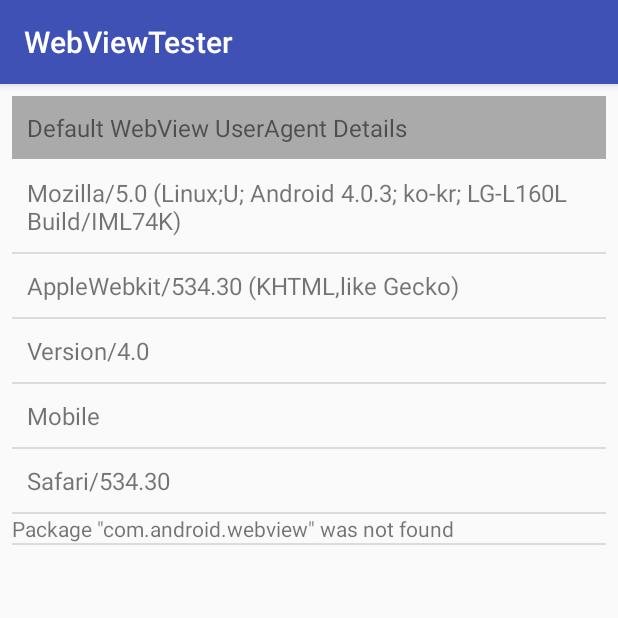
After one commit to ppran/WebViewTester, an Android app: the fragment LoadWebViewInfo shown on its own in the app's theme, on a phone screen of 412 x 824 dp, the top half of it. The commit adds this screen. Run offline under Robolectric (Android 15) with nearby library versions, the phone set to English and light mode, and no system bars.

Commit message:
WebView UserAgent Information Added

```diff
--- a/app/src/main/java/com/pranavpanage/webviewtester/LoadURL.java
+++ b/app/src/main/java/com/pranavpanage/webviewtester/LoadURL.java
@@ -15,6 +15,8 @@ import android.widget.Button;
 import android.widget.EditText;
 import android.widget.TextView;
 import android.widget.Toast;
+
+import java.util.StringTokenizer;
 
 /**
  * Created by Pranav on 1/17/2018.
@@ -69,21 +71,27 @@ public class LoadURL extends Fragment{
 
             @Override
             public void onClick(View view) {
-
-
                 //Toast.makeText(getContext(),enteredURL.getText().toString(),Toast.LENGTH_LONG);
                 myWebView.setWebViewClient(new WebViewClient());
-               // if (Build.VERSION.SDK_INT >= Build.VERSION_CODES.JELLY_BEAN_MR1) {
-                    Toast.makeText(getContext(),new WebView(getContext()).getSettings().getUserAgentString(),Toast.LENGTH_LONG);
+
+                /*
+                String[] result = new WebView(getContext()).getSettings().getUserAgentString().split("\\s");
+                for (int x=0; x<result.length; x++) {
+                    if (result[x].contains("Chrome"))
+                        Toast.makeText(getContext(), result[x], Toast.LENGTH_LONG).show();
+
+                }
+
+                // if (Build.VERSION.SDK_INT >= Build.VERSION_CODES.JELLY_BEAN_MR1) {
+                    //Toast.makeText(getContext(),new WebView(getContext()).getSettings().getUserAgentString(),Toast.LENGTH_LONG);
                 Log.i("Pranav", new WebView(getContext()).getSettings().getUserAgentString());
                // }
                 //Toast.makeText(getContext(), "test", Toast.LENGTH_LONG).show();
+                */
                 myWebView.loadUrl(enteredURL.getText().toString());
-
-
-
             }
         });
+
 
 
 
--- /dev/null
+++ b/app/src/main/java/com/pranavpanage/webviewtester/LoadWebViewInfo.java
@@ -0,0 +1,147 @@
+package com.pranavpanage.webviewtester;
+
+import android.app.Fragment;
+import android.content.pm.ApplicationInfo;
+import android.content.pm.PackageManager;
+import android.os.Build;
+import android.os.Bundle;
+import android.support.annotation.Nullable;
+import android.util.Log;
+import android.view.Gravity;
+import android.view.LayoutInflater;
+import android.view.View;
+import android.view.ViewGroup;
+import android.webkit.WebView;
+import android.widget.ArrayAdapter;
+import android.widget.ListView;
+import android.widget.TextView;
+import android.widget.Toast;
+
+import java.io.File;
+import java.text.DateFormat;
+import java.text.SimpleDateFormat;
+import java.util.ArrayList;
+import java.util.Arrays;
+import java.util.Date;
+import java.util.zip.Inflater;
+
+/**
+ * Created by Pranav on 2/16/2018.
+ */
+
+public class LoadWebViewInfo extends android.support.v4.app.Fragment{
+
+    private ListView mainListView ;
+    private ArrayAdapter<String> listAdapter ;
+    @Nullable
+    @Override
+    public View onCreateView(LayoutInflater inflater, @Nullable ViewGroup container, @Nullable Bundle savedInstanceState) {
+
+        View view = inflater.inflate(R.layout.web_view_info, container, false);
+
+
+        // Find the ListView resource.
+        mainListView = (ListView) view.findViewById( R.id.myListView );
+
+        ArrayList<String> planetList = new ArrayList<String>();
+
+
+
+        PackageManager pm = getContext().getPackageManager();
+        ApplicationInfo appInfo = null;
+        String error = "";
+        try {
+            appInfo = pm.getApplicationInfo("com.android.webview", 0);
+        } catch (PackageManager.NameNotFoundException e) {
+            Log.d("Pranav", e.toString());
+            error = e.toString();
+            //e.printStackTrace();
+
+        }
+
+        String lastModified= "";
+        if (error.contains("NameNotFoundException")) {
+            lastModified = "Package \"com.android.webview\" was not found";
+        }else{
+
+            try {
+                String appFile = appInfo.sourceDir;
+                long installed = new File(appFile).lastModified();
+
+
+                Date date = new Date(installed);
+                DateFormat formatter = new SimpleDateFormat("dd-MM-yyyy HH-mm-ss");
+                String dateFormatted = formatter.format(date);
+
+
+                lastModified = "Package \"com.android.webview\" was updated last at " + dateFormatted;
+                //lastModified = Long.toString(installed);
+            }
+            catch (Exception e){
+                lastModified = "Could not load package info for  \"com.android.webview\"";
+            }
+
+        }
+
+        //planetList.add(lastModified);
+        // Create and populate a List
+
+        String[] result = new WebView(getContext()).getSettings().getUserAgentString().split("\\s");
+        String current = "";
+
+
+        boolean openbracket = false; // To handle whitespaces inside bracket
+        for (int x=0; x<result.length; x++) {
+            if (result[x].contains("(")){
+                openbracket = true;
+
+
+                //remove last element from Array List to append extra info
+                current=planetList.get(planetList.size()-1);
+                planetList.remove(current);
+                if (openbracket) {
+                   current= current.concat(" "+ result[x]);
+                }
+
+
+            }
+            else if (result[x].contains(")")){
+                current = current.concat(result[x]);
+                planetList.add(current);
+                current="";
+                openbracket = false;
+            }
+            else{
+                if (openbracket){
+                    current = current.concat(result[x]+" ");
+                }
+                else{
+                    planetList.add(result[x]);
+                }
+            }
+
+
+        }
+
+
+
+        // Create ArrayAdapter using the planet list.
+
+        listAdapter = new ArrayAdapter<String>(getContext(), R.layout.simplerow, planetList);
+
+
+        //Add header
+        View header = inflater.inflate(R.layout.listheader,null);
+        mainListView.addHeaderView(header, null,false);
+
+        //Add Footer
+        TextView tv = new TextView(getContext());
+        tv.setText(lastModified);
+        mainListView.addFooterView(tv);
+
+
+        // Set the ArrayAdapter as the ListView's adapter.
+       mainListView.setAdapter( listAdapter );
+        return view;
+    }
+}
--- a/app/src/main/java/com/pranavpanage/webviewtester/MainTabActivity.java
+++ b/app/src/main/java/com/pranavpanage/webviewtester/MainTabActivity.java
@@ -48,6 +48,7 @@ public class MainTabActivity extends AppCompatActivity {
         SectionsPageAdapter adapter= new SectionsPageAdapter(getSupportFragmentManager());
         adapter.addFragment(new LoadURL(),"Load From URL");
         adapter.addFragment(new LoadLocal(),"Load HTML Content");
+        adapter.addFragment(new LoadWebViewInfo(),"Load WebView Information");
 
 
 
--- a/app/src/main/res/layout/activity_main_tab.xml
+++ b/app/src/main/res/layout/activity_main_tab.xml
@@ -35,6 +35,13 @@
                 android:text="@string/tab_text_2" />
 
 
+            <android.support.design.widget.TabItem
+                android:id="@+id/web_view_info"
+                android:layout_width="wrap_content"
+                android:layout_height="wrap_content"
+                android:text="@string/tab_text_2" />
+
+
         </android.support.design.widget.TabLayout>
     </android.support.design.widget.AppBarLayout>
 
--- /dev/null
+++ b/app/src/main/res/layout/listfooter.xml
@@ -0,0 +1,7 @@
+<TextView xmlns:android="http://schemas.android.com/apk/res/android"
+    android:id="@+id/rowTitle"
+    android:layout_width="fill_parent"
+    android:layout_height="wrap_content"
+    android:background="@android:color/darker_gray"
+    android:padding="10dp"
+    android:textSize="16sp"></TextView>
--- /dev/null
+++ b/app/src/main/res/layout/listheader.xml
@@ -0,0 +1,8 @@
+<TextView xmlns:android="http://schemas.android.com/apk/res/android"
+    android:id="@+id/rowTitle"
+    android:layout_width="fill_parent"
+    android:layout_height="wrap_content"
+    android:background="@android:color/darker_gray"
+    android:padding="10dp"
+    android:text="@string/userAgent"
+    android:textSize="16sp"></TextView>
--- a/app/src/main/res/layout/loadurl.xml
+++ b/app/src/main/res/layout/loadurl.xml
@@ -7,7 +7,7 @@
 
     <EditText
         android:id="@+id/EnterdURL"
-        android:layout_width="wrap_content"
+        android:layout_width="0dp"
         android:layout_height="wrap_content"
         android:layout_marginStart="8dp"
         android:layout_marginTop="8dp"
@@ -15,8 +15,6 @@
         android:hint="@string/EnterURL"
         android:inputType="textPersonName"
         android:text="@string/StartURL"
-        app:layout_constraintEnd_toStartOf="@+id/button"
-        app:layout_constraintHorizontal_bias="0.5"
         app:layout_constraintStart_toStartOf="parent"
         app:layout_constraintTop_toTopOf="parent" />
 
@@ -29,7 +27,6 @@
         android:layout_marginTop="8dp"
         android:text="@string/Load"
         app:layout_constraintEnd_toEndOf="parent"
-        app:layout_constraintHorizontal_bias="0.5"
         app:layout_constraintStart_toEndOf="@+id/EnterdURL"
         app:layout_constraintTop_toTopOf="parent" />
 
@@ -46,4 +43,5 @@
         app:layout_constraintHorizontal_bias="0.0"
         app:layout_constraintStart_toStartOf="parent"
         app:layout_constraintTop_toBottomOf="@+id/EnterdURL" />
+
 </android.support.constraint.ConstraintLayout>
--- /dev/null
+++ b/app/src/main/res/layout/simplerow.xml
@@ -0,0 +1,9 @@
+
+
+    <TextView xmlns:android="http://schemas.android.com/apk/res/android"
+        android:id="@+id/rowTextView"
+        android:layout_width="fill_parent"
+        android:layout_height="wrap_content"
+        android:padding="10dp"
+        android:textSize="16sp" >
+    </TextView>
--- /dev/null
+++ b/app/src/main/res/layout/web_view_info.xml
@@ -0,0 +1,21 @@
+<?xml version="1.0" encoding="utf-8"?>
+<android.support.constraint.ConstraintLayout
+    xmlns:android="http://schemas.android.com/apk/res/android"
+    xmlns:app="http://schemas.android.com/apk/res-auto"
+    xmlns:tools="http://schemas.android.com/tools"
+    android:layout_width="match_parent"
+    android:layout_height="match_parent">
+
+    <ListView
+        android:id="@+id/myListView"
+        android:layout_width="0dp"
+        android:layout_height="0dp"
+        android:layout_marginBottom="8dp"
+        android:layout_marginEnd="8dp"
+        android:layout_marginStart="8dp"
+        android:layout_marginTop="8dp"
+        app:layout_constraintBottom_toBottomOf="parent"
+        app:layout_constraintEnd_toEndOf="parent"
+        app:layout_constraintStart_toStartOf="parent"
+        app:layout_constraintTop_toTopOf="parent" />
+</android.support.constraint.ConstraintLayout>
--- a/app/src/main/res/values/strings.xml
+++ b/app/src/main/res/values/strings.xml
@@ -9,4 +9,6 @@
     <string name="Load">Load</string>
     <string name="StartURL">https://www.</string>
     <string name="pastehtml">Paste HTML Content here</string>
+    <string name="WebViewInfo">WebView Info</string>
+    <string name="userAgent">Default WebView UserAgent Details</string>
 </resources>
```
